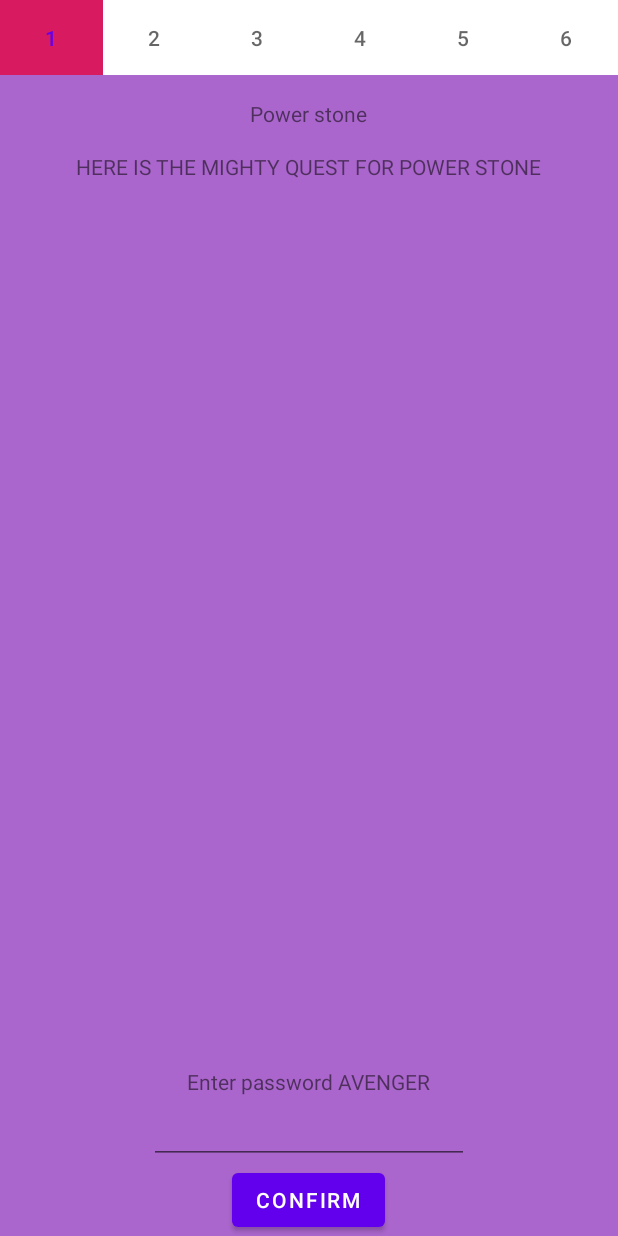
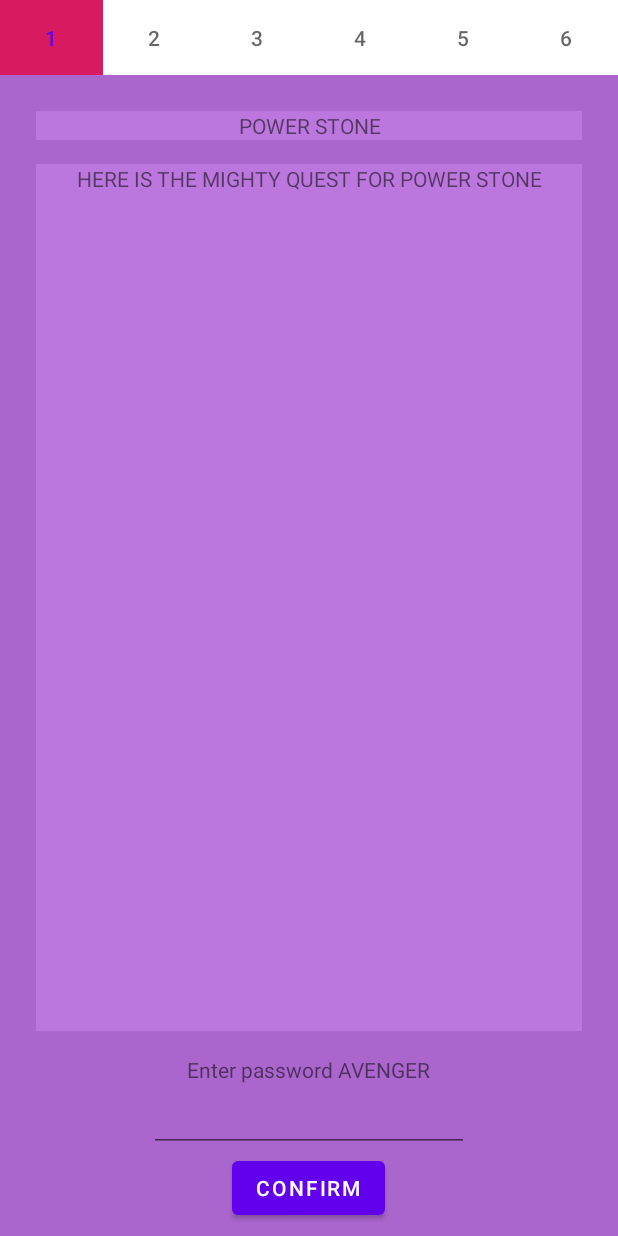
Before and after one commit to tomklecha/IronMan_Stash, an Android app: the fragment SingleStoneViewPager placed in its activity, on a phone screen of 412 x 824 dp. Run offline under Robolectric (Android 15) with nearby library versions, the phone set to English and light mode, and no system bars.

Commit message:
got starkfragment done, some slight visual adjusment. only finishfragment left

```diff
--- a/app/src/main/AndroidManifest.xml
+++ b/app/src/main/AndroidManifest.xml
@@ -9,6 +9,7 @@
         android:roundIcon="@mipmap/ic_launcher_round"
         android:supportsRtl="true"
         android:theme="@style/AppTheme">
+        <activity android:name=".test"></activity>
         <activity android:name=".MainActivity">
             <intent-filter>
                 <action android:name="android.intent.action.MAIN" />
--- a/app/src/main/java/com/tkdev/ironmanstash/MainActivity.java
+++ b/app/src/main/java/com/tkdev/ironmanstash/MainActivity.java
@@ -4,12 +4,12 @@ import android.support.v4.app.FragmentTransaction;
 import android.support.v7.app.AppCompatActivity;
 import android.os.Bundle;
 
+import com.tkdev.ironmanstash.infinity_stones.fragments.StarkFragment;
 import com.tkdev.ironmanstash.infinity_stones.fragments.Operations;
 import com.tkdev.ironmanstash.infinity_stones.fragments.allstones.InfinityFragment;
 
 
 public class MainActivity extends AppCompatActivity {
-
 
 
     @Override
@@ -18,13 +18,22 @@ public class MainActivity extends AppCompatActivity {
         setContentView(R.layout.activity_main);
 
         Operations operations = Operations.get(this);
+        if (operations.getDetailStoneList().size() == 6) {
+            getSupportFragmentManager()
+                    .beginTransaction()
+                    .replace(R.id.activity_container, new StarkFragment())
+                    .setTransition(FragmentTransaction.TRANSIT_FRAGMENT_FADE)
+                    .commit();
+        } else {
 
-        getSupportFragmentManager()
-                .beginTransaction()
-                .replace(R.id.activity_container, new InfinityFragment() )
-                .setTransition(FragmentTransaction.TRANSIT_FRAGMENT_FADE)
-                .commit();
+            getSupportFragmentManager()
+                    .beginTransaction()
+                    .replace(R.id.activity_container, new InfinityFragment())
+                    .setTransition(FragmentTransaction.TRANSIT_FRAGMENT_FADE)
+                    .commit();
+
+        }
+
 
     }
-
 }
--- /dev/null
+++ b/app/src/main/java/com/tkdev/ironmanstash/infinity_stones/fragments/StarkFragment.java
@@ -0,0 +1,128 @@
+package com.tkdev.ironmanstash.infinity_stones.fragments;
+
+
+import android.animation.Animator;
+import android.animation.AnimatorListenerAdapter;
+import android.animation.ObjectAnimator;
+import android.media.MediaPlayer;
+import android.os.Bundle;
+import android.support.annotation.Nullable;
+import android.support.v4.app.Fragment;
+import android.support.v4.app.FragmentTransaction;
+import android.view.LayoutInflater;
+import android.view.View;
+import android.view.ViewGroup;
+import android.view.animation.LinearInterpolator;
+import android.widget.Button;
+import android.widget.ImageView;
+import android.widget.ScrollView;
+
+import com.tkdev.ironmanstash.R;
+import com.tkdev.ironmanstash.infinity_stones.fragments.allstones.InfinityFragment;
+
+/**
+ * A simple {@link Fragment} subclass.
+ */
+public class StarkFragment extends Fragment {
+
+
+    private ScrollView scrollView;
+    private ImageView helmetView;
+    private Button agreeButton;
+    private MediaPlayer mediaPlayer;
+
+    public StarkFragment() {
+        // Required empty public constructor
+    }
+
+
+    @Override
+    public View onCreateView(LayoutInflater inflater, ViewGroup container,
+                             Bundle savedInstanceState) {
+        View rootView = inflater.inflate(R.layout.fragment_stark, container, false);
+
+
+        helmetView = rootView.findViewById(R.id.imageView);
+        scrollView = rootView.findViewById(R.id.scroll_view);
+        agreeButton = rootView.findViewById(R.id.agree_button);
+
+        scrollView.setVisibility(View.INVISIBLE);
+        agreeButton.setAlpha(0.0f);
+        helmetView.setImageResource(R.drawable.ironman_helmet_r);
+
+
+        return rootView;
+    }
+
+    @Override
+    public void onActivityCreated(@Nullable Bundle savedInstanceState) {
+        super.onActivityCreated(savedInstanceState);
+
+        backgroundSong();
+
+        helmetView.setOnClickListener(new View.OnClickListener() {
+            @Override
+            public void onClick(View v) {
+                helmetView.setOnClickListener(null);
+                scrollView.setVisibility(View.VISIBLE);
+                ObjectAnimator scrollAnimator = ObjectAnimator.ofInt(scrollView, "scrollY", scrollView.getChildAt(0).getHeight() - scrollView.getHeight());
+                scrollAnimator.setDuration(10000);
+                scrollAnimator.setInterpolator(new LinearInterpolator());
+                scrollAnimator.start();
+                scrollAnimator.addListener(new AnimatorListenerAdapter() {
+                    @Override
+                    public void onAnimationEnd(Animator animation) {
+                        agreeButton.animate().alpha(1.0f).setDuration(5000);
+                    }
+                });
+            }
+        });
+
+
+        agreeButton.setOnClickListener(new View.OnClickListener() {
+            @Override
+            public void onClick(View v) {
+                getActivity().getSupportFragmentManager()
+                        .beginTransaction()
+                        .replace(R.id.activity_container, new InfinityFragment())
+                        .setTransition(FragmentTransaction.TRANSIT_FRAGMENT_FADE)
+                        .commit();
+                if (mediaPlayer != null) {
+                    mediaPlayer.release();
+                }
+                mediaPlayer = null;
+            }
+        });
+    }
+
+    private void backgroundSong() {
+        mediaPlayer = MediaPlayer.create(getContext(), R.raw.endgame);
+        mediaPlayer.start();
+        mediaPlayer.setOnCompletionListener(new MediaPlayer.OnCompletionListener() {
+            @Override
+            public void onCompletion(MediaPlayer mp) {
+                if (mediaPlayer != null) {
+                    mediaPlayer.release();
+                }
+                mediaPlayer = null;
+
+            }
+        });
+    }
+
+    @Override
+    public void onResume() {
+        super.onResume();
+        backgroundSong();
+
+    }
+
+    @Override
+    public void onStop() {
+        super.onStop();
+        if (mediaPlayer != null) {
+            mediaPlayer.release();
+        }
+        mediaPlayer = null;
+    }
+}
--- a/app/src/main/java/com/tkdev/ironmanstash/infinity_stones/fragments/details/SingleStoneFragmentDetail.java
+++ b/app/src/main/java/com/tkdev/ironmanstash/infinity_stones/fragments/details/SingleStoneFragmentDetail.java
@@ -74,13 +74,14 @@ public class SingleStoneFragmentDetail extends Fragment {
 
         View view = inflater.inflate(R.layout.fragment_stone_detail, container, false);
         view.setBackgroundColor(getResources().getColor(color));
-
         textView = view.findViewById(R.id.stone_text_view);
         questView = view.findViewById(R.id.quest_text_view);
         confirmButton = view.findViewById(R.id.confirm_button);
         passwordText = view.findViewById(R.id.password_input);
 
         textView.setText(name);
+        textView.setBackgroundColor(getResources().getColor(color) + 0x00111111);
+        questView.setBackgroundColor(getResources().getColor(color) + 0x00111111);
 
 
         return view;
@@ -111,7 +112,10 @@ public class SingleStoneFragmentDetail extends Fragment {
                             .setTransition(FragmentTransaction.TRANSIT_FRAGMENT_FADE)
                             .commit();
 
-                    Snackbar.make(getView(),"Password correct, unlocked " + name + " !", Snackbar.LENGTH_SHORT).show();
+
+                    Snackbar
+                            .make(getView(),"Password correct, unlocked " + name + " !", Snackbar.LENGTH_SHORT)
+                            .show();
 
 //                }else {
 //                    Toast.makeText(getContext(), "Try once more Avenger !", Toast.LENGTH_SHORT).show();
--- a/app/src/main/res/layout/fragment_infinity.xml
+++ b/app/src/main/res/layout/fragment_infinity.xml
@@ -5,6 +5,7 @@
     android:id="@+id/infinity_fragment_container"
     android:layout_width="match_parent"
     android:layout_height="match_parent"
+    android:background="#DDDDDD"
 
     tools:context=".infinity_stones.fragments.allstones.InfinityFragment">
 
--- a/app/src/main/res/layout/fragment_stone_detail.xml
+++ b/app/src/main/res/layout/fragment_stone_detail.xml
@@ -4,41 +4,41 @@
     android:id="@+id/confirm_container"
     android:layout_width="match_parent"
     android:layout_height="match_parent"
+    android:padding="8dp"
     android:orientation="vertical">
 
-    <RelativeLayout
+    <LinearLayout
         android:layout_width="match_parent"
-        android:layout_height="match_parent">
+        android:layout_height="match_parent"
+        android:orientation="vertical">
 
         <LinearLayout
             android:layout_width="match_parent"
-            android:layout_height="match_parent"
+            android:layout_height="0dp"
+            android:layout_weight="2"
             android:orientation="vertical">
 
             <TextView
-                android:paddingTop="16dp"
                 android:id="@+id/stone_text_view"
-                android:layout_width="wrap_content"
+                android:layout_width="match_parent"
                 android:layout_height="wrap_content"
-                android:layout_gravity="center_horizontal"
-                android:gravity="center"
+                android:layout_marginTop="16dp"
+                android:layout_marginLeft="16dp"
+                android:layout_marginRight="16dp"
                 android:text="Name Text"
-
-                />
+                android:textAlignment="center"
+                android:textAllCaps="true" />
 
             <TextView
-                android:paddingTop="16dp"
                 android:id="@+id/quest_text_view"
-                android:layout_width="wrap_content"
-                android:layout_height="wrap_content"
-                android:layout_gravity="center_horizontal"
-                android:gravity="center"
+                android:layout_width="match_parent"
+                android:layout_height="match_parent"
+                android:layout_margin="16dp"
                 android:text="Quest Text"
-                />
+                android:textAlignment="center" />
         </LinearLayout>
 
         <LinearLayout
-            android:layout_alignParentBottom="true"
             android:layout_width="match_parent"
             android:layout_height="wrap_content"
             android:orientation="vertical">
@@ -49,7 +49,8 @@
                 android:layout_height="wrap_content"
                 android:layout_gravity="center_horizontal"
                 android:gravity="center"
-                android:text="Enter password AVENGER" />
+                android:text="Enter password AVENGER"
+                android:textAlignment="center" />
 
             <EditText
                 android:id="@+id/password_input"
@@ -68,6 +69,6 @@
                 android:gravity="center"
                 android:text="CONFIRM" />
         </LinearLayout>
-    </RelativeLayout>
+    </LinearLayout>
 
 </FrameLayout>
--- a/app/src/main/res/layout/recycler_view_container.xml
+++ b/app/src/main/res/layout/recycler_view_container.xml
@@ -3,6 +3,7 @@
     xmlns:app="http://schemas.android.com/apk/res-auto"
     android:layout_width="150dp"
     android:layout_height="150dp"
+    android:background="#EEEEEE"
     android:orientation="vertical">
 
     <TextView
--- a/app/src/main/res/values/colors.xml
+++ b/app/src/main/res/values/colors.xml
@@ -6,9 +6,9 @@
 
     <color name="PowerStone">#ffaa66cc</color>
     <color name="TimeStone">#ff669900</color>
-    <color name="SoulStone">#ffff8800</color>
+    <color name="SoulStone">#ffee8800</color>
     <color name="RealityStone">#ffcc0000</color>
-    <color name="MindStone">#ffffff00</color>
+    <color name="MindStone">#ffeeee00</color>
     <color name="SpaceStone">#ff0077cc</color>
 
 
```
Also changed, not shown: app/src/main/java/com/tkdev/ironmanstash/infinity_stones/fragments/allstones/InfinityFragment.java (+10 -0 lines), app/src/main/res/drawable/circle_recycler_view.xml (deleted, +0 -11 lines), app/src/main/res/layout/fragment_stark.xml (added, +69 -0 lines), app/src/main/res/values/strings.xml (+16 -0 lines), app/src/main/res/drawable/ironman_helmet_r.png (added), 1 other file.
